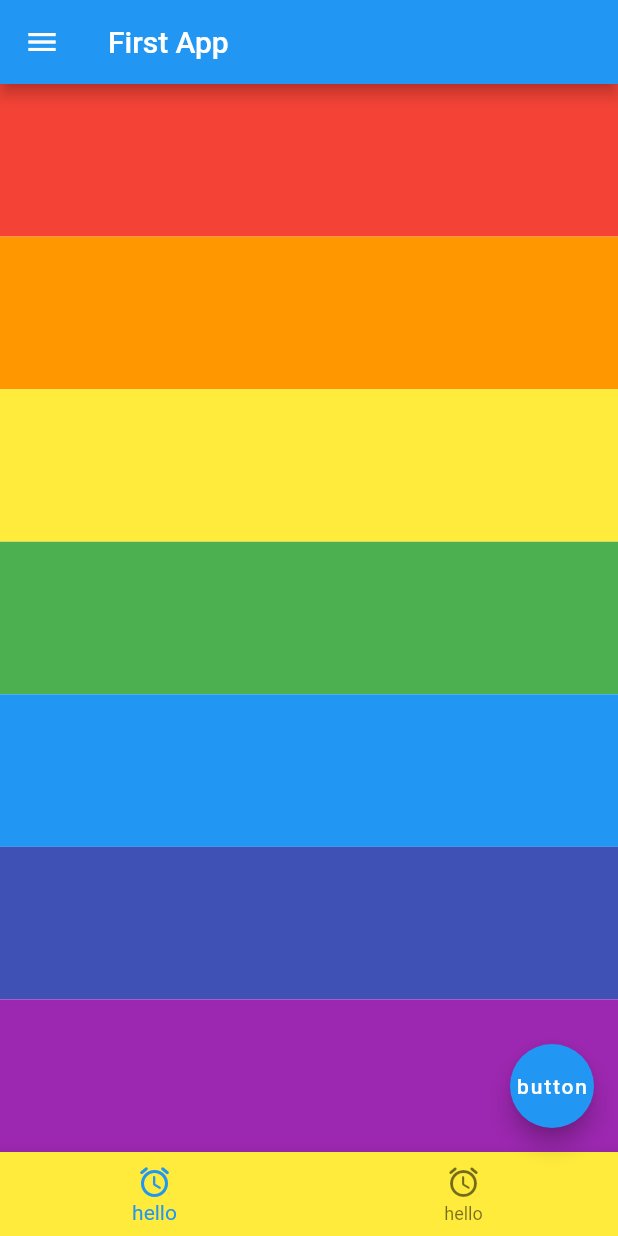
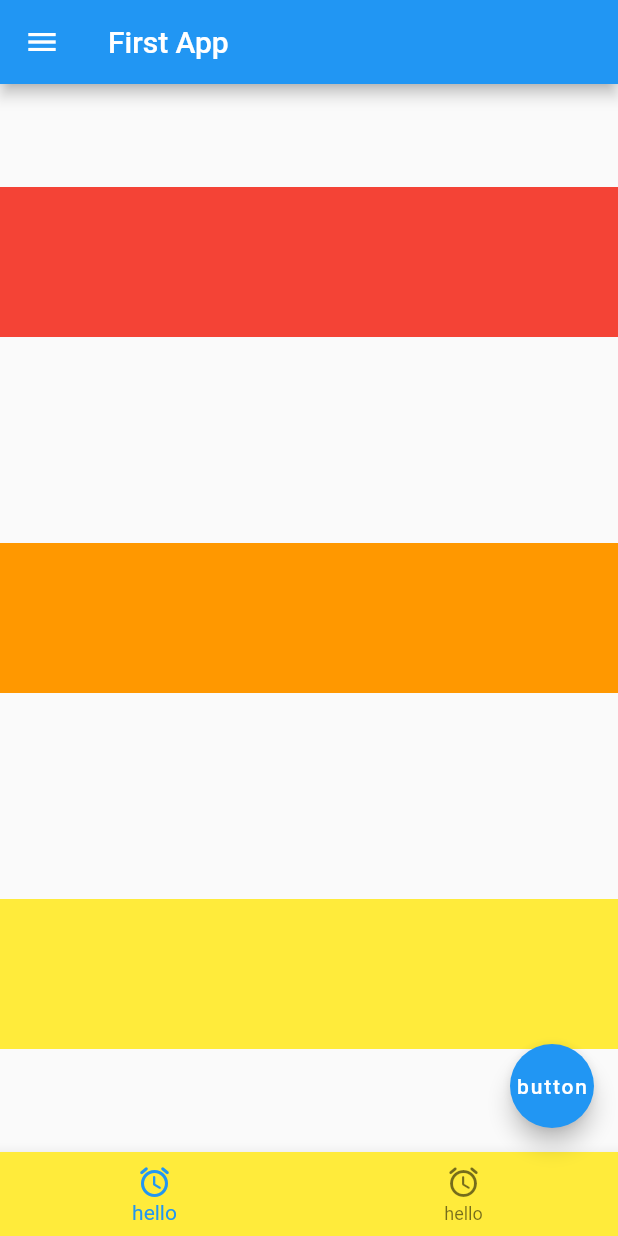
Before and after one commit to rkdwlss2/flutterTest, a Flutter app: the screen it shows after launch, on a phone screen of 412 x 824 dp. Run offline on Flutter 3.47's test engine with Material 2 defaults, Android fonts, the phone set to English and light mode, and no system bars.

Commit message:
수평 제약 조건 추가

```diff
--- a/lib/main.dart
+++ b/lib/main.dart
@@ -4,7 +4,7 @@ import 'package:flutter/material.dart';
 void main() { // main스레드는 runApp 을 실행시키고 종료됩니다.
   runApp(FirstApp());
 print("main 쓰레드 종료");
-sleep(Duration(seconds: 3));
+// sleep(Duration(seconds: 3));
 }
 
 class FirstApp extends StatelessWidget {
@@ -21,55 +21,23 @@ class FirstApp extends StatelessWidget {
 
            ),
           body: Column(
+            mainAxisAlignment: MainAxisAlignment.spaceAround,
+            crossAxisAlignment: CrossAxisAlignment.stretch,
             children: [
-              Expanded(
-                flex: 1,
-                child: Container(
-                  color: Colors.red,
-                  height: 50,
-                ),
+              Container(
+                color: Colors.red,
+                width: 100,
+                height: 100,
               ),
-              Expanded(
-                flex: 1,
-                child: Container(
-                  color: Colors.orange,
-                  height: 50,
-                ),
+              Container(
+                color: Colors.orange,
+                width: 100,
+                height: 100,
               ),
-              Expanded(
-                flex: 1,
-                child: Container(
-                  color: Colors.yellow,
-                  height: 50,
-                ),
-              ),
-              Expanded(
-                flex: 1,
-                child: Container(
-                  color: Colors.green,
-                  height: 50,
-                ),
-              ),
-              Expanded(
-                flex: 1,
-                child: Container(
-                  color: Colors.blue,
-                  height: 50,
-                ),
-              ),
-              Expanded(
-                flex: 1,
-                child: Container(
-                  color: Colors.indigo,
-                  height: 50,
-                ),
-              ),
-              Expanded(
-                flex: 1,
-                child: Container(
-                  color: Colors.purple,
-                  height: 50,
-                ),
+              Container(
+                color: Colors.yellow,
+                width: 100,
+                height: 100,
               ),
             ],
           ),
```
